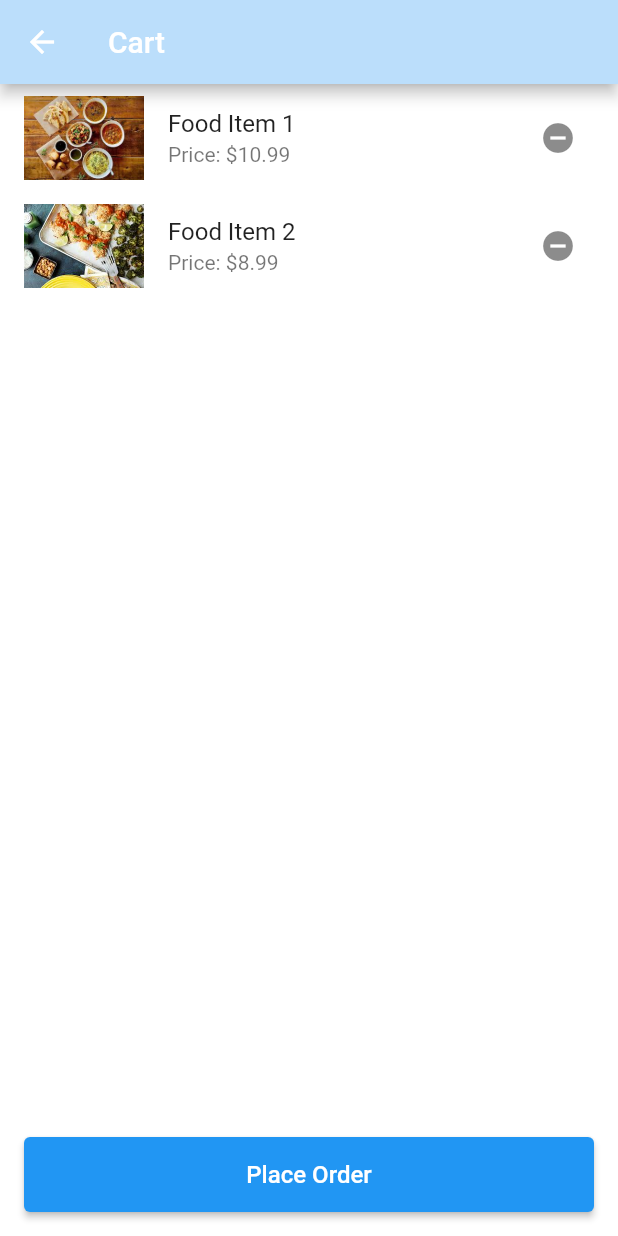
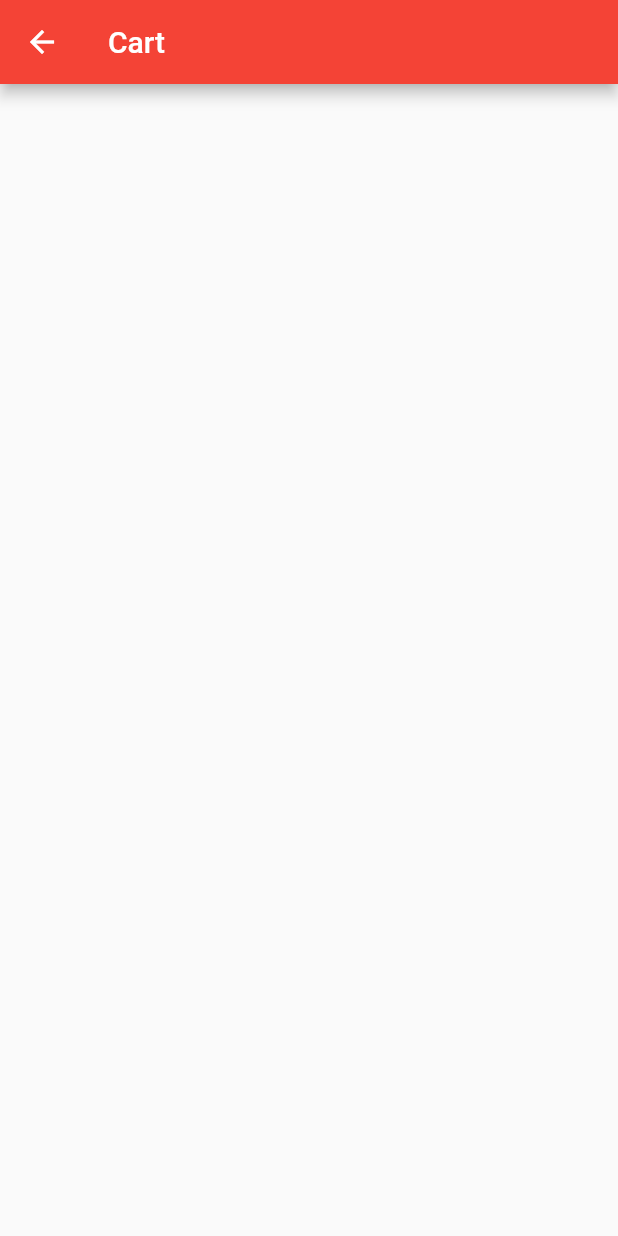
Before and after one commit to ralf-vb/restoapp, a Flutter app: the cart screen opened directly, on a phone screen of 412 x 824 dp. Run offline on Flutter 3.47's test engine with Material 2 defaults, Android fonts, the phone set to English and light mode, and no system bars; our stand-ins replace carousel_slider.

Commit message:
screens added

```diff
--- a/lib/scr/screens/cart.dart
+++ b/lib/scr/screens/cart.dart
@@ -1,71 +1,56 @@
 import 'package:flutter/material.dart';
 
-class cart extends StatelessWidget {
+class cart extends StatefulWidget {
   const cart({Key? key}) : super(key: key);
+
+  @override
+  _cartState createState() => _cartState();
+}
+
+class _cartState extends State<cart> {
+  List<Map<String, dynamic>> cartItems = [];
+
+  void addToCart(Map<String, String> item, int quantity) {
+    setState(() {
+      cartItems.add({
+        'item': item,
+        'quantity': quantity,
+      });
+    });
+  }
+
+  void removeFromCart(int index) {
+    setState(() {
+      cartItems.removeAt(index);
+    });
+  }
 
   @override
   Widget build(BuildContext context) {
     return Scaffold(
-      backgroundColor: Colors.white,
       appBar: AppBar(
         title: Text('Cart'),
-        backgroundColor: Colors.blue[100],
       ),
-      body: ListView(
-        children: [
-          ListTile(
+      body: ListView.builder(
+        itemCount: cartItems.length,
+        itemBuilder: (context, index) {
+          final item = cartItems[index]['item'] as Map<String, String>;
+          final quantity = cartItems[index]['quantity'] as int;
+
+          return ListTile(
             leading: Image.asset(
-              'assets/images/food1.jpeg',
-              width: 80,
-              height: 80,
-              fit: BoxFit.cover,
+              item['imagePath']!,
+              width: 50,
+              height: 50,
             ),
-            title: Text('Food Item 1'),
-            subtitle: Text('Price: \$10.99'),
+            title: Text(item['text']!),
+            subtitle: Text('Quantity: $quantity'),
             trailing: IconButton(
-              icon: Icon(Icons.remove_circle),
-              onPressed: () {
-                // Remove item from cart
-              },
+              onPressed: () => removeFromCart(index),
+              icon: Icon(Icons.remove_shopping_cart),
             ),
-          ),
-          ListTile(
-            leading: Image.asset(
-              'assets/images/food2.jpeg',
-              width: 80,
-              height: 80,
-              fit: BoxFit.cover,
-            ),
-            title: Text('Food Item 2'),
-            subtitle: Text('Price: \$8.99'),
-            trailing: IconButton(
-              icon: Icon(Icons.remove_circle),
-              onPressed: () {
-                // Remove item from cart
-              },
-            ),
-          ),
-          // Add more ListTile widgets for each item in the cart
-        ],
-      ),
-      bottomNavigationBar: Padding(
-        padding: EdgeInsets.all(16.0),
-        child: ElevatedButton(
-          onPressed: () {
-            // Place order logic
-          },
-          style: ElevatedButton.styleFrom(
-            minimumSize: Size(double.infinity, 50),
-            primary: Colors.blue,
-          ),
-          child: Text(
-            'Place Order',
-            style: TextStyle(
-              fontSize: 16.0,
-              color: Colors.white,
-            ),
-          ),
-        ),
+          );
+        },
       ),
     );
   }
--- a/lib/scr/screens/home.dart
+++ b/lib/scr/screens/home.dart
@@ -158,7 +158,7 @@ class home extends StatelessWidget {
                           );
                         },
                         child: Image.asset(
-                          'assets/images/appetizer.jpeg',
+                          'assets/images/appetizer.jpg',
                           width: 100,
                           height: 100,
                           fit: BoxFit.cover,
@@ -183,7 +183,7 @@ class home extends StatelessWidget {
                           );
                         },
                         child: Image.asset(
-                          'assets/images/dessert.jpeg',
+                          'assets/images/dessert.jpg',
                           width: 100,
                           height: 100,
                           // fit: BoxFit.cover,
@@ -233,7 +233,7 @@ class home extends StatelessWidget {
                           );
                         },
                         child: Image.asset(
-                          'assets/images/drinks.jpeg',
+                          'assets/images/drinks.jpg',
                           width: 100,
                           height: 100,
                           fit: BoxFit.cover,
--- a/pubspec.yaml
+++ b/pubspec.yaml
@@ -84,6 +84,9 @@ flutter:
       - assets/images/drinks1.jpeg
       - assets/images/drinks2.jpeg
       - assets/images/drinks3.jpeg
+      - assets/images/appetizer.jpg
+      - assets/images/dessert.jpg
+      - assets/images/drinks.jpg
         #   - images/a_dot_ham.jpeg
 
   # An image asset can refer to one or more resolution-specific "variants", see
```
Also changed, not shown: lib/scr/screens/appetizer.dart (+119 -16 lines), lib/scr/screens/dessert.dart (+121 -18 lines).
